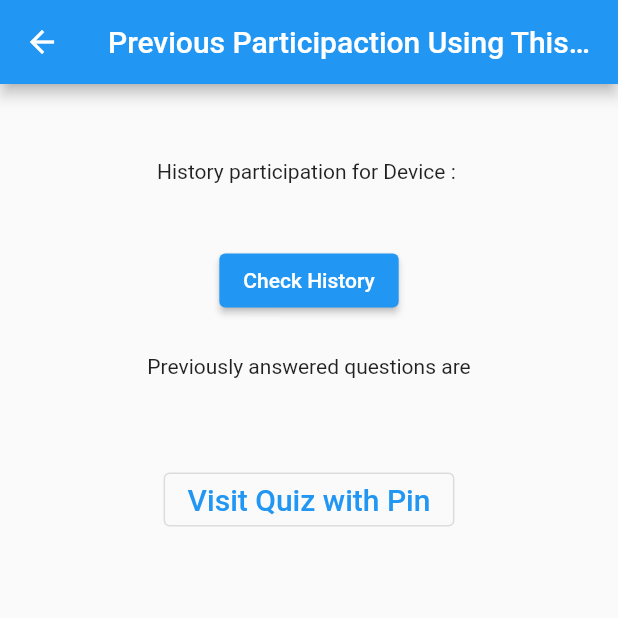
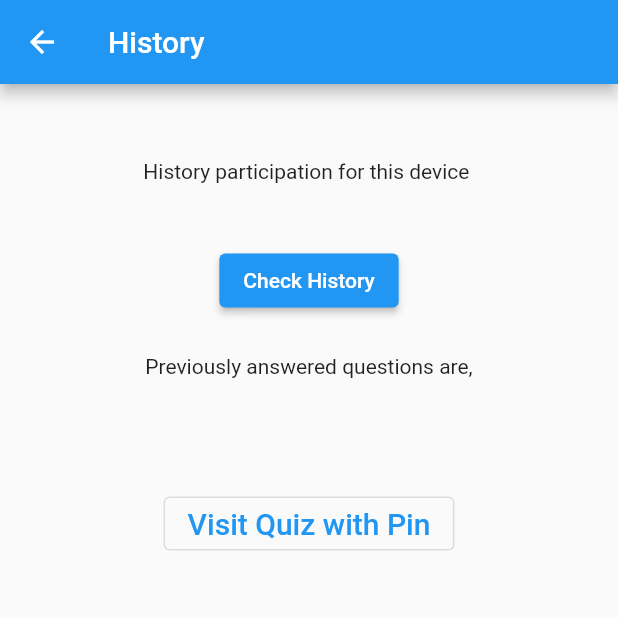
Before and after one commit to InteractiveVotingProject/InteractiveVotingFlutterApp, a Flutter app: the History screen opened directly, after a tap on "Check History", on a phone screen of 412 x 824 dp, the top half of it. Run offline on Flutter 3.47's test engine with Material 2 defaults, Android fonts, the phone set to English and light mode, and no system bars; our stand-ins replace charts_flutter, device_info_plus, firebase_core, firebase_database, pie_chart, qr_flutter; missing offline and left inert: device_info_plus_web, firebase_core_web, firebase_database_web, qr_code_scanner; accounts and stored records are empty.

Commit message:
fixing the history page

```diff
--- a/lib/History.dart
+++ b/lib/History.dart
@@ -21,18 +21,13 @@ class _History extends State<History> {
   final DatabaseReference databaseRef = FirebaseDatabase.instance.reference();
 
   String val = "";
-  String ch1 = "";
-  String ch2 = "";
-  String ch3 = "";
-  String ch4 = "";
-  String rans = "";
-  String cans = "";
+
 
   // _History(this.quizId);
 
   Future<String> fetchHis() async {
     String? deviceId = await _getId();
-
+   val = "";
     databaseRef
         .child(deviceId.toString())
         .once()
@@ -42,8 +37,8 @@ class _History extends State<History> {
       dataSnapshot.value.forEach((key, values) {
         print(values.toString());
         setState(() {
-          val = (key.toString() + ':' + values.toString());
-          print(val);
+          val += (key.toString() + ':' + values.toString()+'\n\n');
+          //print(val);
         });
       });
     });
@@ -69,7 +64,7 @@ class _History extends State<History> {
   Widget build(BuildContext context) {
     return Scaffold(
       appBar: AppBar(
-        title: Text('Previous Participaction Using This Device'),
+        title: Text('History'),
       ),
       body: Center(
         child: Column(
@@ -77,7 +72,7 @@ class _History extends State<History> {
             Container(
               margin: EdgeInsets.all(25),
             ),
-            Text("History participation for Device : " + '\n'),
+            Text("History participation for this device " + '\n'),
             Container(
               margin: EdgeInsets.all(25),
               child: ElevatedButton(
@@ -88,7 +83,7 @@ class _History extends State<History> {
               ),
             ),
             Container(
-              child: Text('Previously answered questions are' + '\n' + val+'\n'),
+              child: Text('Previously answered questions are,' + '\n\n' + val+'\n'),
             ),
             Container(
               margin: EdgeInsets.all(25),
```
Also changed, not shown: 4 other files.
